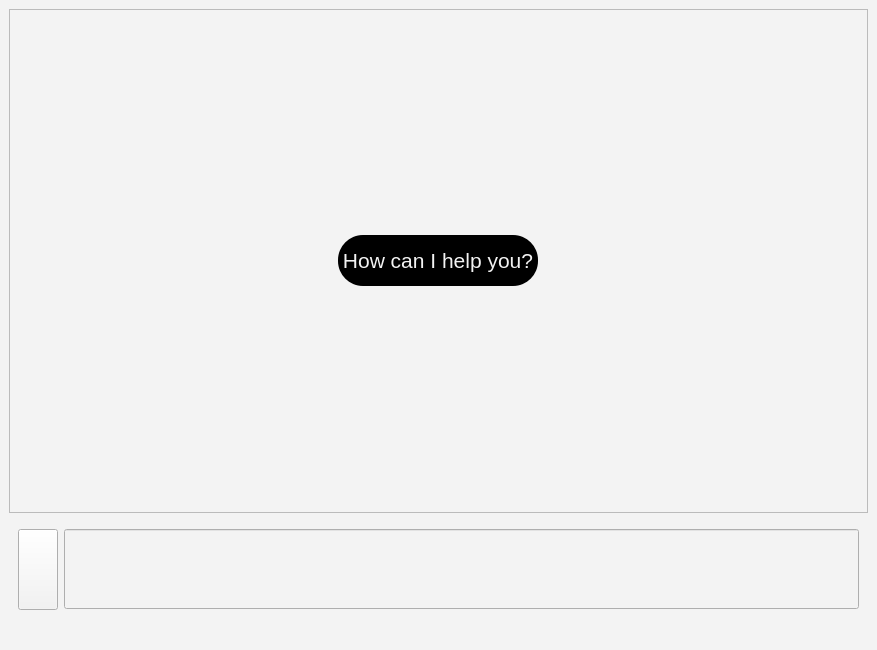
Qt form qt5chatgui.ui (Joapfel/Mercedes-Benz-Connected-Vehicle-Chatbot) before a commit.
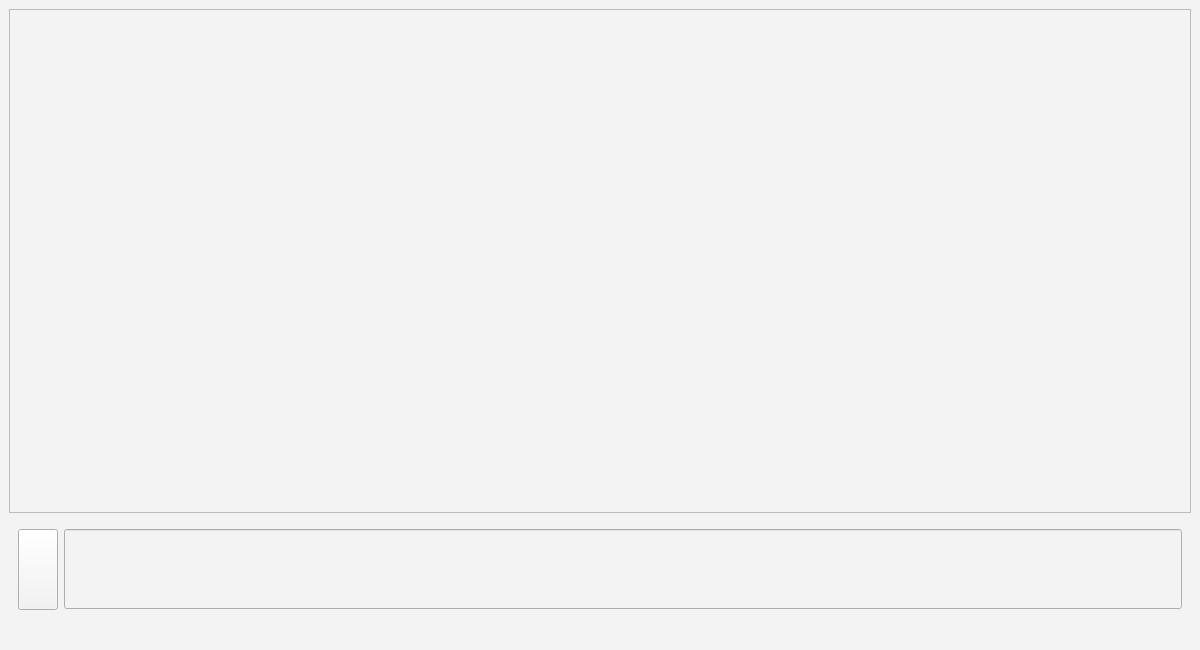
The same form after that commit. Icons and pictures are not drawn.

Commit message: implemented reaction on speech button press

The edit to the form file:
```diff
--- a/qt5chatgui.ui
+++ b/qt5chatgui.ui
@@ -6,13 +6,13 @@
    <rect>
     <x>0</x>
     <y>0</y>
-    <width>877</width>
+    <width>1200</width>
     <height>650</height>
    </rect>
   </property>
   <property name="maximumSize">
    <size>
-    <width>900</width>
+    <width>1200</width>
     <height>650</height>
    </size>
   </property>
@@ -44,6 +44,9 @@
         <verstretch>0</verstretch>
        </sizepolicy>
       </property>
+      <property name="horizontalScrollBarPolicy">
+       <enum>Qt::ScrollBarAlwaysOff</enum>
+      </property>
       <property name="widgetResizable">
        <bool>true</bool>
       </property>
@@ -55,7 +58,7 @@
         <rect>
          <x>0</x>
          <y>0</y>
-         <width>857</width>
+         <width>1180</width>
          <height>480</height>
         </rect>
        </property>
@@ -67,70 +70,20 @@
        </property>
        <layout class="QGridLayout" name="gridLayout">
         <property name="leftMargin">
-         <number>0</number>
+         <number>10</number>
         </property>
         <property name="topMargin">
          <number>10</number>
         </property>
         <property name="rightMargin">
-         <number>0</number>
+         <number>10</number>
         </property>
         <property name="bottomMargin">
          <number>10</number>
         </property>
-        <item row="0" column="0">
-         <widget class="QLabel" name="label_greet">
-          <property name="sizePolicy">
-           <sizepolicy hsizetype="Minimum" vsizetype="Maximum">
-            <horstretch>0</horstretch>
-            <verstretch>0</verstretch>
-           </sizepolicy>
-          </property>
-          <property name="minimumSize">
-           <size>
-            <width>50</width>
-            <height>51</height>
-           </size>
-          </property>
-          <property name="maximumSize">
-           <size>
-            <width>200</width>
-            <height>51</height>
-           </size>
-          </property>
-          <property name="font">
-           <font>
-            <pointsize>16</pointsize>
-           </font>
-          </property>
-          <property name="layoutDirection">
-           <enum>Qt::LeftToRight</enum>
-          </property>
-          <property name="autoFillBackground">
-           <bool>false</bool>
-          </property>
-          <property name="styleSheet">
-           <string notr="true">background-color: rgb(0, 0, 0);
-color: rgb(243, 243, 243);
-border-radius: 25px;</string>
-          </property>
-          <property name="frameShape">
-           <enum>QFrame::StyledPanel</enum>
-          </property>
-          <property name="frameShadow">
-           <enum>QFrame::Plain</enum>
-          </property>
-          <property name="text">
-           <string>How can I help you?</string>
-          </property>
-          <property name="scaledContents">
-           <bool>false</bool>
-          </property>
-          <property name="alignment">
-           <set>Qt::AlignCenter</set>
-          </property>
-         </widget>
-        </item>
+        <property name="horizontalSpacing">
+         <number>25</number>
+        </property>
        </layout>
       </widget>
      </widget>
```
Left out of the diff: 4 changed lines with no effect on the pictures. The commit also changes 1 other file.
